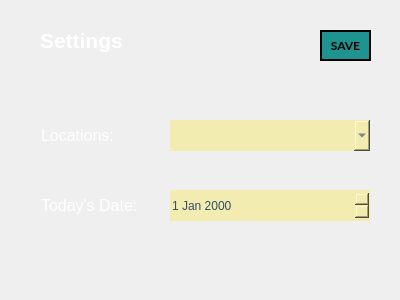
The window that frontend/ui/SettingsDialog.ui (mxrked/Medical-Office-Administration) describes before a commit, drawn with Qt 5.
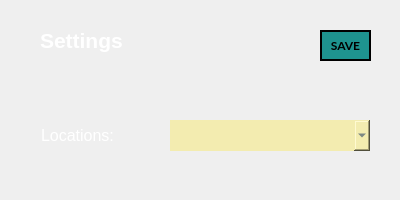
The same window after the commit. Icons and pictures are not drawn.

Commit message: Removed unused functionality

Patch:
```diff
--- a/frontend/ui/SettingsDialog.ui
+++ b/frontend/ui/SettingsDialog.ui
@@ -7,13 +7,13 @@
     <x>0</x>
     <y>0</y>
     <width>400</width>
-    <height>300</height>
+    <height>200</height>
    </rect>
   </property>
   <property name="minimumSize">
    <size>
     <width>400</width>
-    <height>300</height>
+    <height>200</height>
    </size>
   </property>
   <property name="maximumSize">
@@ -53,63 +53,6 @@
     <string>Locations:</string>
    </property>
   </widget>
-  <widget class="QLabel" name="label_2">
-   <property name="geometry">
-    <rect>
-     <x>41</x>
-     <y>190</y>
-     <width>121</width>
-     <height>31</height>
-    </rect>
-   </property>
-   <property name="font">
-    <font>
-     <pointsize>12</pointsize>
-    </font>
-   </property>
-   <property name="styleSheet">
-    <string notr="true">QLabel {
-	color: white;
-}</string>
-   </property>
-   <property name="text">
-    <string>Today's Date:</string>
-   </property>
-  </widget>
-  <widget class="QDateEdit" name="settingsTodaysDateDateEdit">
-   <property name="enabled">
-    <bool>true</bool>
-   </property>
-   <property name="geometry">
-    <rect>
-     <x>170</x>
-     <y>190</y>
-     <width>200</width>
-     <height>31</height>
-    </rect>
-   </property>
-   <property name="styleSheet">
-    <string notr="true">QDateEdit {
-	border-image: none;
-    border: none;
-	min-width: 200px;
-	height: 30px;
-	background-color: #F3ECB0;
-	color: #344D67;
-	font-family: &quot;MS Shell Dlg 2&quot;;
-	font-size: 11;
-}</string>
-   </property>
-   <property name="buttonSymbols">
-    <enum>QAbstractSpinBox::UpDownArrows</enum>
-   </property>
-   <property name="keyboardTracking">
-    <bool>true</bool>
-   </property>
-   <property name="currentSection">
-    <enum>QDateTimeEdit::MonthSection</enum>
-   </property>
-  </widget>
   <widget class="QComboBox" name="settingsLocationsComboBox">
    <property name="geometry">
     <rect>
```
Left out of the diff: 2 changed lines with no effect on the pictures.
